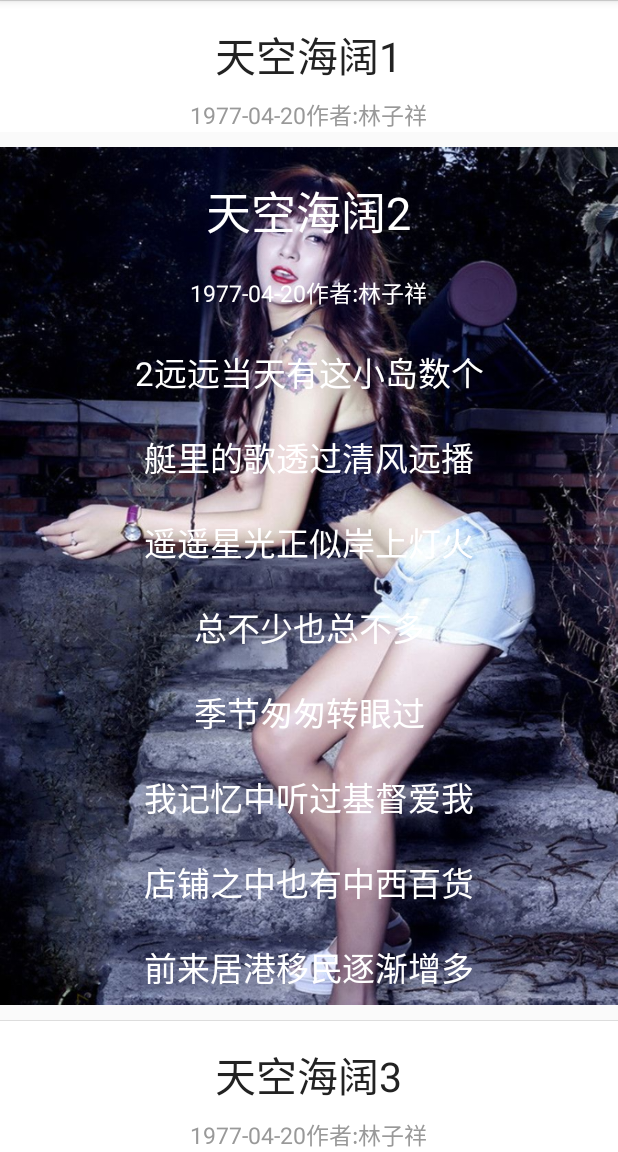
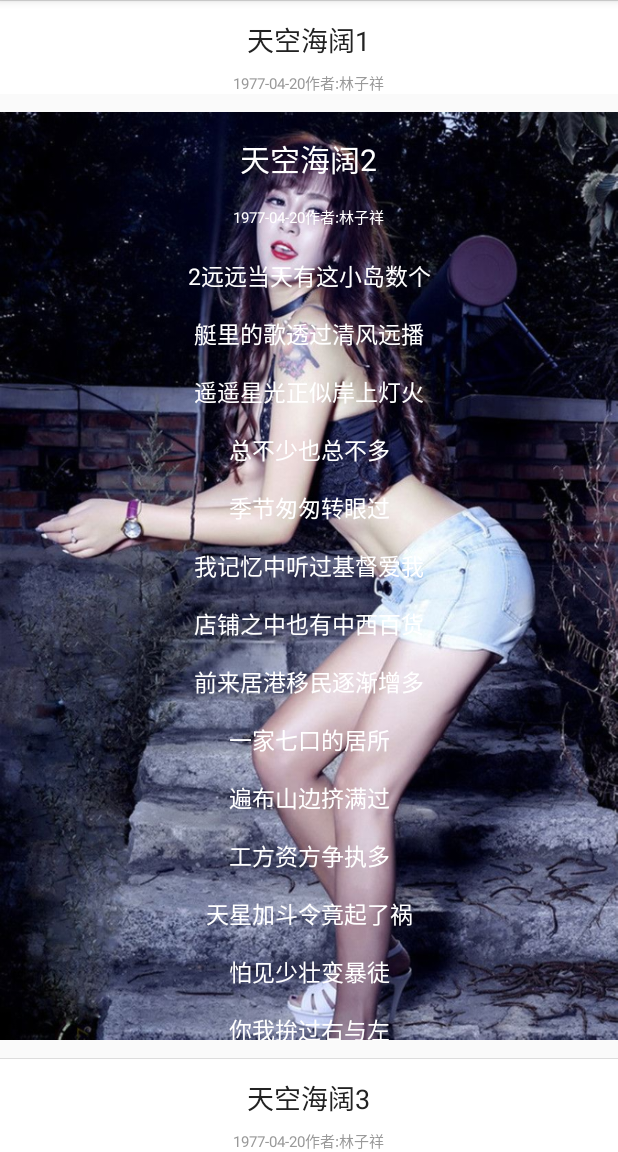
Before and after one commit to aiyoowii/PostCardView, an Android app: the LiteratureTestActivity screen opened directly, with no data from a screen before it, after a tap on an icon or button, on a phone screen of 412 x 824 dp, the part 84-1236 px from its top. Run offline under Robolectric (Android 15) with nearby library versions, the phone set to English and light mode, and no system bars.

Commit message:
size modify

```diff
--- a/app/src/main/res/layout/literature_h.xml
+++ b/app/src/main/res/layout/literature_h.xml
@@ -1,10 +1,10 @@
 <?xml version="1.0" encoding="utf-8"?>
 <LinearLayout xmlns:android="http://schemas.android.com/apk/res/android"
     android:layout_width="match_parent"
-    android:layout_height="85dp"
-    android:orientation="vertical"
+    android:layout_height="57dp"
+    android:background="@color/lit_color_FFFFFF"
     android:gravity="center_horizontal"
-    android:background="@color/lit_color_FFFFFF">
+    android:orientation="vertical">
     <View
         android:layout_width="match_parent"
         android:layout_height="0.5dp"
@@ -13,15 +13,15 @@
         android:id="@+id/tv_title"
         android:layout_width="wrap_content"
         android:layout_height="wrap_content"
-        android:layout_marginTop="15dp"
-        android:textSize="27sp"
-        android:textColor="@color/lit_color_222222"/>
+        android:layout_marginTop="12dp"
+        android:textColor="@color/lit_color_222222"
+        android:textSize="18sp" />
     <TextView
         android:id="@+id/tv_author"
         android:layout_width="wrap_content"
         android:layout_height="wrap_content"
         android:layout_marginTop="7dp"
-        android:textSize="15sp"
-        android:textColor="@color/lit_color_999999"/>
+        android:textColor="@color/lit_color_999999"
+        android:textSize="10sp" />
 
 </LinearLayout>
--- a/app/src/main/res/layout/literature_m.xml
+++ b/app/src/main/res/layout/literature_m.xml
@@ -1,37 +1,37 @@
 <?xml version="1.0" encoding="utf-8"?>
 <ScrollView  xmlns:android="http://schemas.android.com/apk/res/android"
-    android:layout_height="match_parent"
-    android:layout_width="match_parent">
+    android:layout_width="match_parent"
+    android:layout_height="match_parent">
     <LinearLayout
         android:id="@+id/ly_content"
-        android:orientation="vertical"
+        android:layout_width="match_parent"
+        android:layout_height="wrap_content"
         android:gravity="center_horizontal"
-        android:layout_width="match_parent"
-        android:layout_height="wrap_content">
+        android:orientation="vertical">
 
         <TextView
             android:id="@+id/tv_title"
             android:layout_width="wrap_content"
             android:layout_height="wrap_content"
-            android:layout_marginTop="20dp"
-            android:textSize="30sp"
-            android:textColor="@color/lit_color_FFFFFF"/>
+            android:layout_marginTop="16dp"
+            android:textColor="@color/lit_color_FFFFFF"
+            android:textSize="20sp" />
         <TextView
             android:id="@+id/tv_author"
             android:layout_width="wrap_content"
             android:layout_height="wrap_content"
-            android:layout_marginTop="20dp"
-            android:textSize="15sp"
-            android:textColor="@color/lit_color_FFFFFF"/>
+            android:layout_marginTop="16dp"
+            android:textColor="@color/lit_color_FFFFFF"
+            android:textSize="10sp" />
         <TextView
             android:id="@+id/tv_content"
             android:layout_width="wrap_content"
             android:layout_height="wrap_content"
+            android:layout_marginTop="20dp"
             android:gravity="center_horizontal"
-            android:layout_marginTop="25dp"
-            android:lineSpacingExtra="24dp"
-            android:textSize="22sp"
-            android:textColor="@color/lit_color_FFFFFF"/>
+            android:lineSpacingExtra="16dp"
+            android:textColor="@color/lit_color_FFFFFF"
+            android:textSize="15sp" />
 
     </LinearLayout>
 
```
